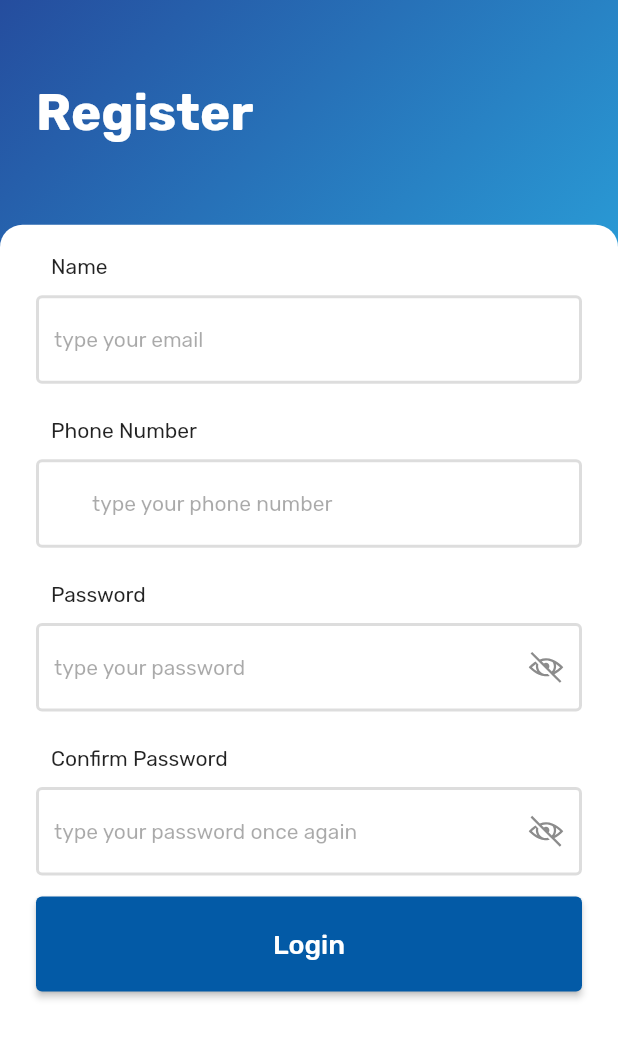
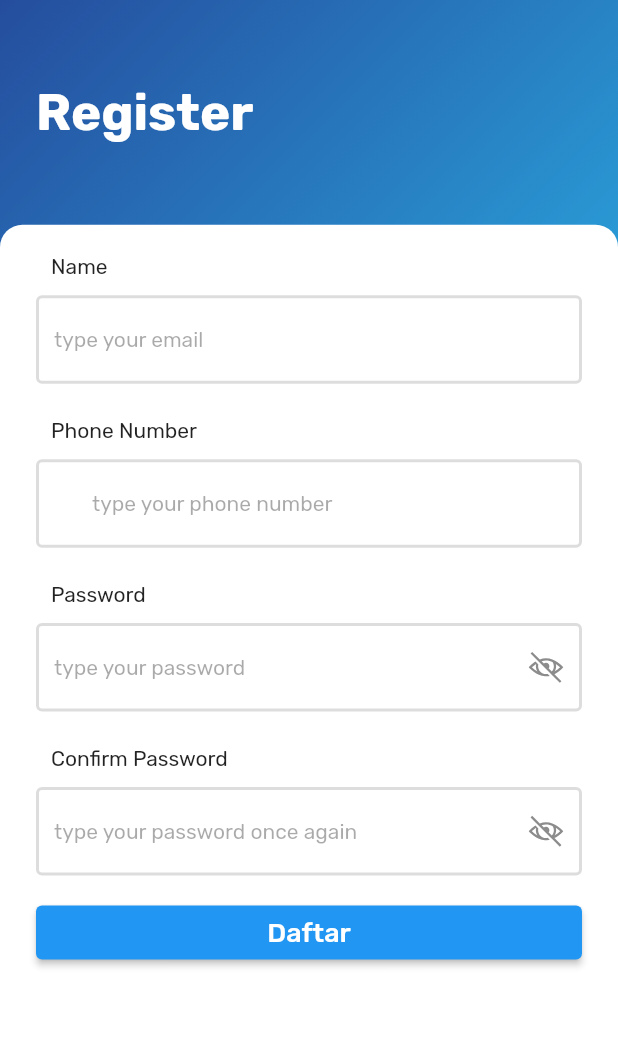
Before and after one commit to zanuar35/tirta_kita, a Flutter app: the SignUpScreen screen opened directly, on a phone screen of 412 x 824 dp. Shown: the top 1039 px of the screen. Run offline on Flutter 3.47's test engine with Material 2 defaults, Android fonts, the phone set to English and light mode, and no system bars; our stand-ins replace google_fonts, line_icons; network calls fail.

Commit message:
edit custom button

```diff
--- a/lib/screen/home_screen/widgets/category_widget.dart
+++ b/lib/screen/home_screen/widgets/category_widget.dart
@@ -18,7 +18,7 @@ class CategoryWidget extends StatelessWidget {
           scrollDirection: Axis.horizontal,
           itemBuilder: (context, index) {
             return Padding(
-              padding: const EdgeInsets.only(left: 10, right: 10),
+              padding: const EdgeInsets.only(left: 8, right: 10),
               child: Column(
                 children: [
                   Card(
@@ -30,8 +30,8 @@ class CategoryWidget extends StatelessWidget {
                         image: NetworkImage(url),
                         fit: BoxFit.scaleDown,
                       ),
-                      height: 60,
-                      width: 60,
+                      height: MediaQuery.of(context).size.height / 15,
+                      width: MediaQuery.of(context).size.height / 15,
                       decoration: BoxDecoration(
                         shape: BoxShape.circle,
                       ),
--- a/lib/screen/login_screen/login_screen.dart
+++ b/lib/screen/login_screen/login_screen.dart
@@ -121,7 +121,7 @@ class _LoginScreenState extends State<LoginScreen> {
                         ),
                         SizedBox(
                             height: MediaQuery.of(context).size.height / 20),
-                        LoginBtn(),
+                        CustomButton(text: 'Login'),
                         SizedBox(
                           height: 5,
                         ),
--- a/lib/screen/login_screen/widget/loginBtn.dart
+++ b/lib/screen/login_screen/widget/loginBtn.dart
@@ -2,10 +2,16 @@ import 'package:flutter/material.dart';
 import 'package:google_fonts/google_fonts.dart';
 import 'package:tirta_kita/constants.dart';
 
-class LoginBtn extends StatelessWidget {
+class CustomButton extends StatelessWidget {
   final GestureTapCallback onpressed;
+  final double height;
+  final String text;
+  final Color color;
 
-  const LoginBtn({
+  const CustomButton({
+    this.color,
+    @required this.text,
+    this.height,
     this.onpressed,
     Key key,
   }) : super(key: key);
@@ -14,17 +20,17 @@ class LoginBtn extends StatelessWidget {
   Widget build(BuildContext context) {
     return Container(
       width: double.infinity,
-      height: MediaQuery.of(context).size.height / 13,
+      height: height,
       decoration: BoxDecoration(),
       child: ElevatedButton(
         onPressed: onpressed,
         style: ButtonStyle(
           backgroundColor: MaterialStateProperty.all(
-            kPrimaryColor,
+            color,
           ),
         ),
         child: Text(
-          "Login",
+          text,
           style: GoogleFonts.rubik(
             textStyle: TextStyle(fontSize: 18, fontWeight: FontWeight.w500),
           ),
--- a/lib/screen/sign_up/sign_up_screen.dart
+++ b/lib/screen/sign_up/sign_up_screen.dart
@@ -103,7 +103,9 @@ class _SignUpScreenState extends State<SignUpScreen> {
                         SizedBox(
                           height: 14,
                         ),
-                        LoginBtn(
+                        CustomButton(
+                          text: 'Daftar'
+                          ,
                           onpressed: () {
                             Navigator.push(
                                 context,
```
Also changed, not shown: lib/screen/home_page/home.dart (+34 -5 lines), lib/screen/home_screen/home_screen.dart (+10 -4 lines), lib/screen/home_screen/widgets/card_product.dart (+11 -6 lines), lib/screen/profile_screen/profile_screen.dart (added, +76 -0 lines).
